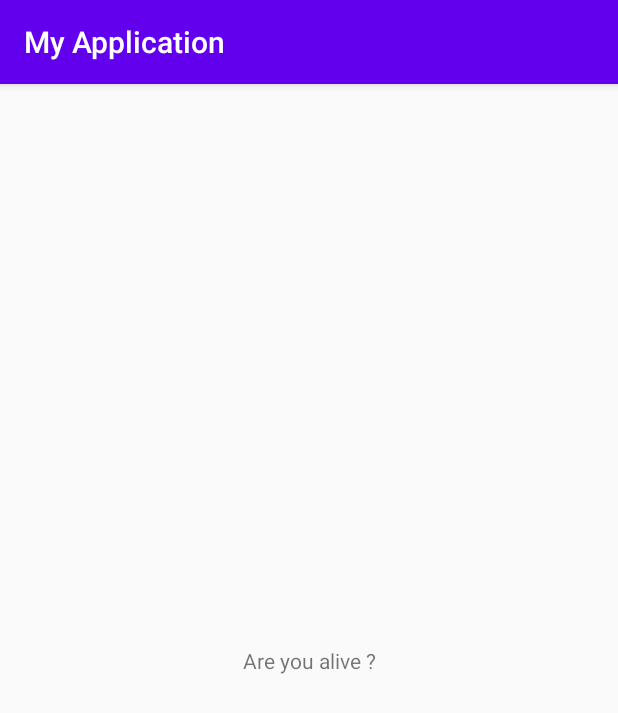
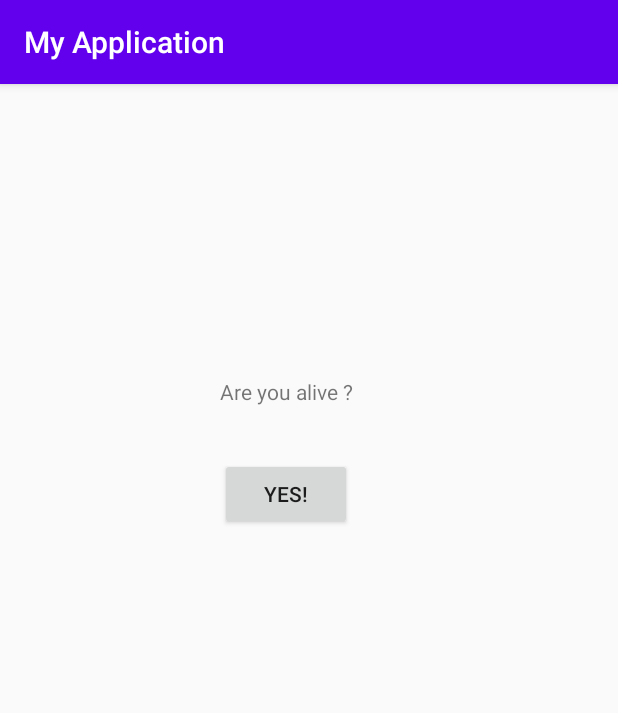
Before and after one commit to Zainyaseen731/Android, an Android app: the screen it shows after launch (MainActivity), on a phone screen of 412 x 824 dp. Shown: the top 713 px of the screen. Run offline under Robolectric (Android 15) with nearby library versions, the phone set to English and light mode, and no system bars.

Commit message:
Adding button about Answer alive

```diff
--- a/app/src/main/res/layout/activity_main.xml
+++ b/app/src/main/res/layout/activity_main.xml
@@ -8,12 +8,27 @@
     tools:context=".MainActivity">
 
     <TextView
+        android:id="@+id/textView"
         android:layout_width="wrap_content"
         android:layout_height="wrap_content"
         android:text="Are you alive ?"
         app:layout_constraintBottom_toBottomOf="parent"
+        app:layout_constraintHorizontal_bias="0.454"
         app:layout_constraintLeft_toLeftOf="parent"
         app:layout_constraintRight_toRightOf="parent"
-        app:layout_constraintTop_toTopOf="parent" />
+        app:layout_constraintTop_toTopOf="parent"
+        app:layout_constraintVertical_bias="0.261" />
 
-  </androidx.constraintlayout.widget.ConstraintLayout>
+    <Button
+        android:id="@+id/button"
+        android:layout_width="wrap_content"
+        android:layout_height="wrap_content"
+        android:text="Yes!"
+        app:layout_constraintBottom_toBottomOf="parent"
+        app:layout_constraintEnd_toEndOf="parent"
+        app:layout_constraintHorizontal_bias="0.452"
+        app:layout_constraintStart_toStartOf="parent"
+        app:layout_constraintTop_toBottomOf="@+id/textView"
+        app:layout_constraintVertical_bias="0.069" />
+
+</androidx.constraintlayout.widget.ConstraintLayout>
```
